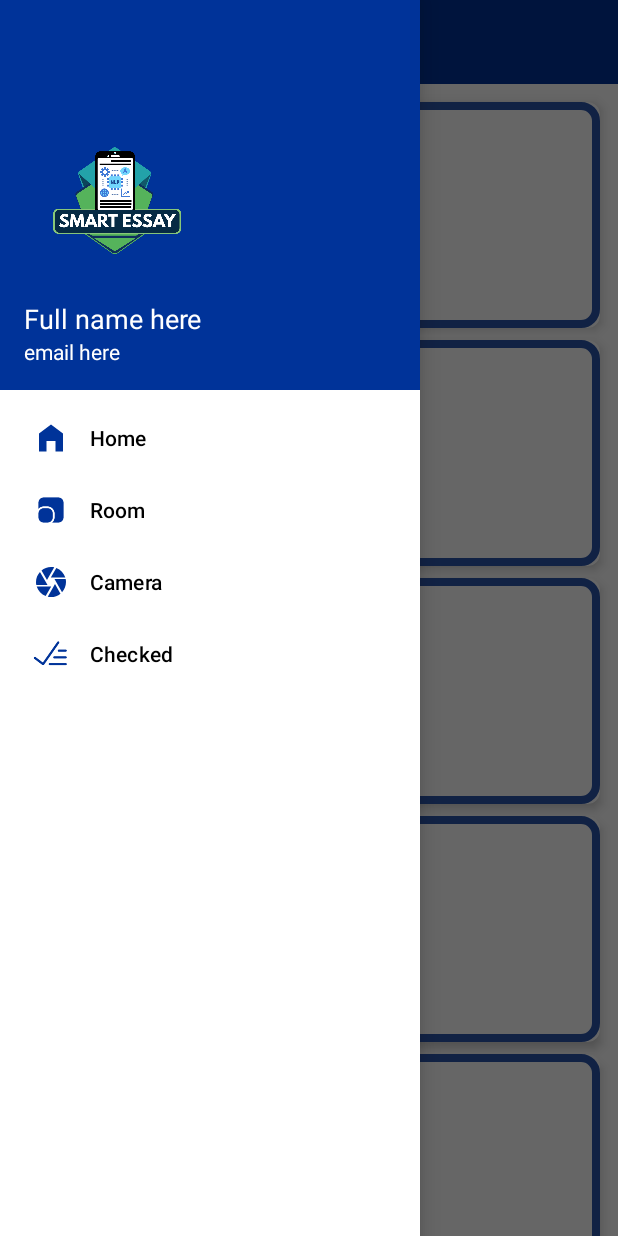
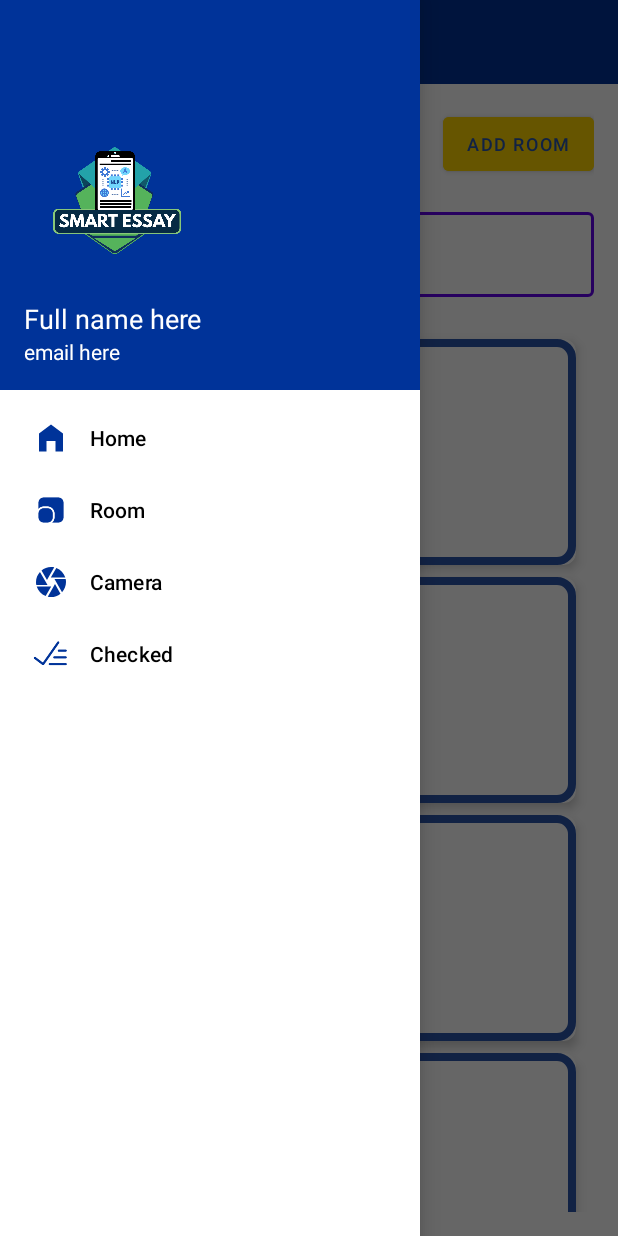
Before and after one commit to Jhonas028/SmartEssay, an Android app: the HomeFragment screen opened directly, with no data from a screen before it, with the side drawer open, on a phone screen of 412 x 824 dp. Run offline under Robolectric (Android 15) with nearby library versions, the phone set to English and light mode, and no system bars; Roboto replaces fonts that are not available here.

Commit message:
new ui for home

```diff
--- a/app/src/main/res/layout/fragment_home.xml
+++ b/app/src/main/res/layout/fragment_home.xml
@@ -4,14 +4,72 @@
     android:layout_width="match_parent"
     android:layout_height="match_parent"
     android:fitsSystemWindows="true"
-    tools:context=".Teacher_Fragments.HomeFragment">
+    tools:context=".Teacher_Fragments.HomeFragment"
+    >
 
-    <androidx.recyclerview.widget.RecyclerView
-        android:id="@+id/recycler_view_rooms"
+    <LinearLayout
         android:layout_width="match_parent"
         android:layout_height="match_parent"
-        android:clipToPadding="false"
-        android:padding="8dp"
-        tools:listitem="@layout/teacher_room_item_layout" />
+        android:orientation="vertical"
+        android:padding="16dp"
+        >
+
+        <!-- Header Section -->
+        <LinearLayout
+            android:layout_width="match_parent"
+            android:layout_height="wrap_content"
+            android:orientation="horizontal"
+            android:layout_marginBottom="16dp"
+            android:gravity="center_vertical"
+            >
+
+            <TextView
+                android:layout_width="250dp"
+                android:layout_height="wrap_content"
+                android:layout_weight="1"
+                android:text="Smart Essay"
+                android:textColor="@color/back_blue"
+                android:textSize="24sp"
+                android:textStyle="bold" />
+
+            <com.google.android.material.button.MaterialButton
+                android:id="@+id/btn_add_room"
+                android:layout_width="wrap_content"
+                android:layout_height="wrap_content"
+                android:text="Add Room"
+                android:textSize="12sp"
+                android:textColor="@color/back_blue"
+                android:backgroundTint="@color/yellow"
+                style="@style/Widget.MaterialComponents.Button" />
+
+        </LinearLayout>
+
+        <!-- Search Bar -->
+        <com.google.android.material.textfield.TextInputLayout
+            android:layout_width="match_parent"
+            android:layout_height="wrap_content"
+            android:layout_marginBottom="16dp"
+            style="@style/Widget.MaterialComponents.TextInputLayout.OutlinedBox">
+
+            <com.google.android.material.textfield.TextInputEditText
+                android:id="@+id/edit_search_prompt"
+                android:layout_width="match_parent"
+                android:layout_height="wrap_content"
+                android:hint="Search prompts..."
+                android:drawablePadding="8dp" />
+
+        </com.google.android.material.textfield.TextInputLayout>
+
+        <!-- RecyclerView -->
+        <androidx.recyclerview.widget.RecyclerView
+            android:id="@+id/recycler_view_rooms"
+            android:layout_width="match_parent"
+            android:layout_height="0dp"
+            android:layout_weight="1"
+            android:clipToPadding="false"
+            android:padding="8dp"
+            tools:listitem="@layout/teacher_room_item_layout" />
+
+    </LinearLayout>
 
 </FrameLayout>
```
